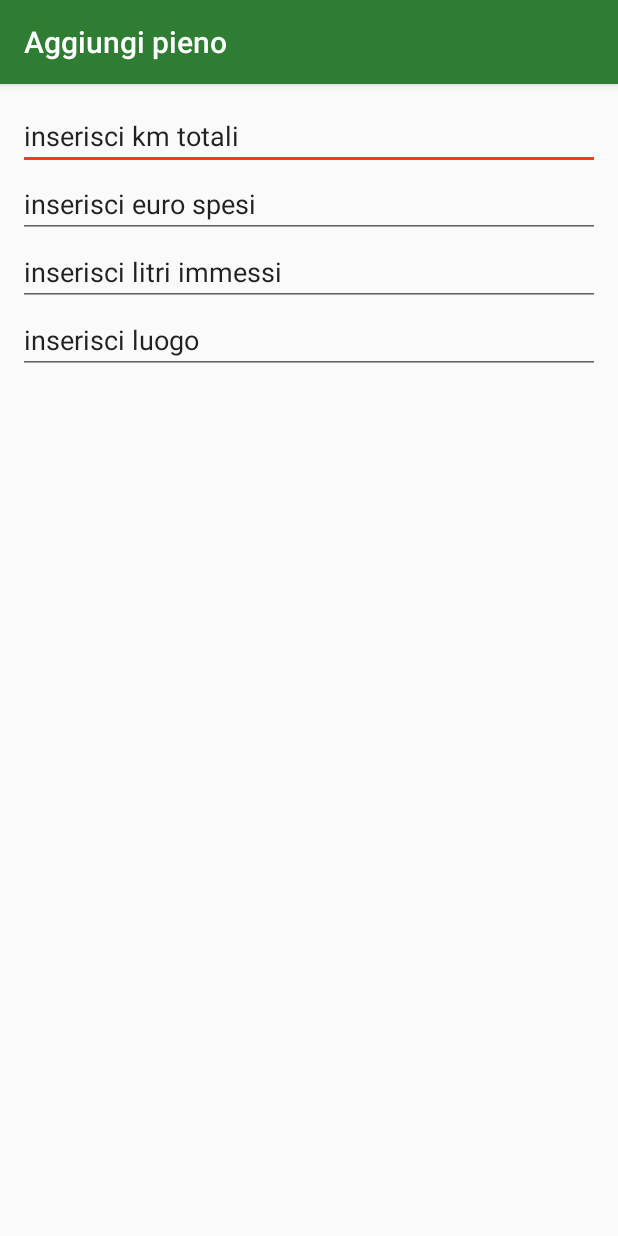
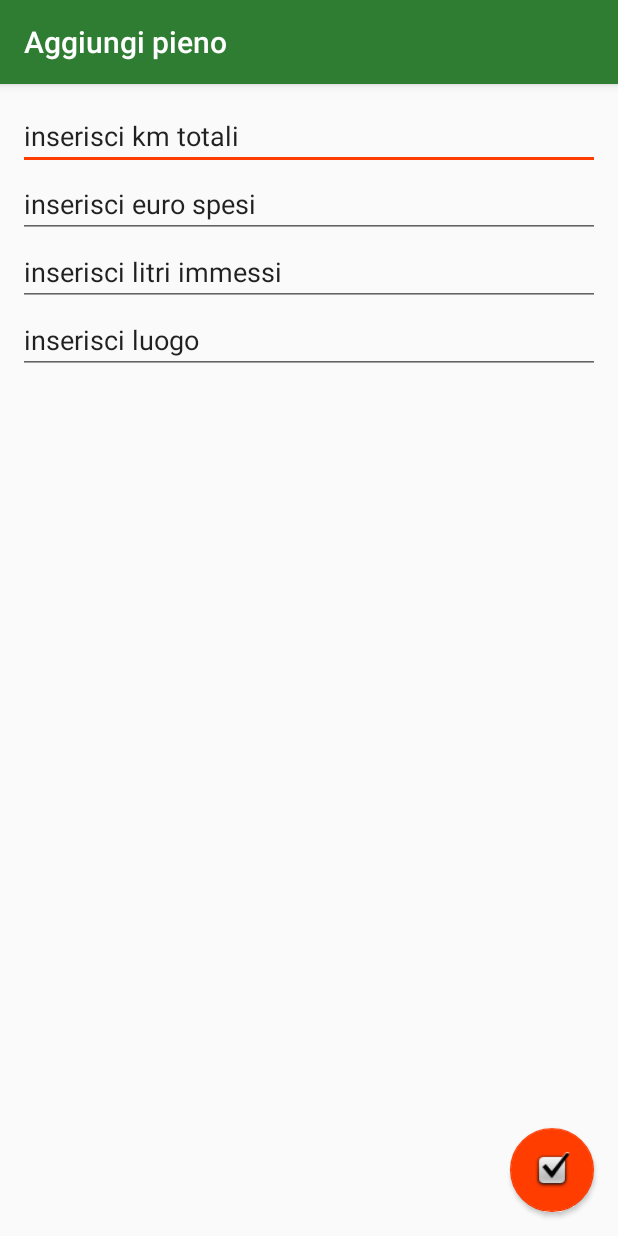
Before and after one commit to pisto92/FrankensteinApp, an Android app: the AddFuelActivity screen opened directly, with no data from a screen before it, on a phone screen of 412 x 824 dp. Run offline under Robolectric (Android 15) with nearby library versions, the phone set to English and light mode, and no system bars; libraries missing offline, so code that uses them is left out: io.realm; 1 statement that could not run was skipped.

```diff
--- a/app/build.gradle
+++ b/app/build.gradle
@@ -26,4 +26,5 @@ dependencies {
     compile 'com.android.support:cardview-v7:23.3.0'
     compile 'com.android.support:recyclerview-v7:23.3.0'
     compile 'com.android.support:design:23.3.0'
+    compile 'io.realm:realm-android:0.84.1'
 }
--- a/app/src/main/java/com/pisto/frankensteinapp/App.java
+++ b/app/src/main/java/com/pisto/frankensteinapp/App.java
@@ -1,9 +1,22 @@
 package com.pisto.frankensteinapp;
 
+import android.os.Bundle;
+import android.support.annotation.Nullable;
 import android.support.v7.app.AppCompatActivity;
 import android.support.v7.widget.Toolbar;
 
+import io.realm.Realm;
+import io.realm.RealmConfiguration;
+
 public class App extends AppCompatActivity
 {
-    public Toolbar toolbar;
+    Toolbar toolbar;
+    Realm database;
+
+    @Override
+    protected void onCreate(@Nullable Bundle savedInstanceState)
+    {
+        super.onCreate(savedInstanceState);
+        database = Realm.getInstance(new RealmConfiguration.Builder(getApplicationContext()).name("carStats.realm").schemaVersion(0).deleteRealmIfMigrationNeeded().build());
+    }
 }
--- a/app/src/main/res/layout/activity_add_fuel.xml
+++ b/app/src/main/res/layout/activity_add_fuel.xml
@@ -8,6 +8,9 @@
 
     <include layout="@layout/toolbar"/>
 
+    <RelativeLayout
+        android:layout_width="match_parent"
+        android:layout_height="match_parent">
 
         <LinearLayout
             android:layout_width="match_parent"
@@ -35,4 +38,16 @@
                 android:layout_height="wrap_content"
                 android:text="inserisci luogo"/>
         </LinearLayout>
+
+        <android.support.design.widget.FloatingActionButton
+            android:id="@+id/fab_add_fuel"
+            android:layout_width="wrap_content"
+            android:layout_height="wrap_content"
+            android:layout_alignParentBottom="true"
+            android:layout_alignParentRight="true"
+            android:layout_margin="16dp"
+            android:src="@android:drawable/checkbox_on_background"
+            android:stateListAnimator="@anim/anim"/>
+
+    </RelativeLayout>
 </LinearLayout>
--- a/build.gradle
+++ b/build.gradle
@@ -5,7 +5,7 @@ buildscript {
         jcenter()
     }
     dependencies {
-        classpath 'com.android.tools.build:gradle:2.0.0'
+        classpath 'com.android.tools.build:gradle:2.1.0'
 
         // NOTE: Do not place your application dependencies here; they belong
         // in the individual module build.gradle files
```
Also changed, not shown: app/src/main/java/com/pisto/frankensteinapp/FuelItem.java (added, +58 -0 lines), app/src/main/java/com/pisto/frankensteinapp/HomeActivity.java (+40 -39 lines), app/src/main/java/com/pisto/frankensteinapp/MemoItem.java (+0 -11 lines), 1 other file. Lines whose indentation alone changed are shown as unchanged.
